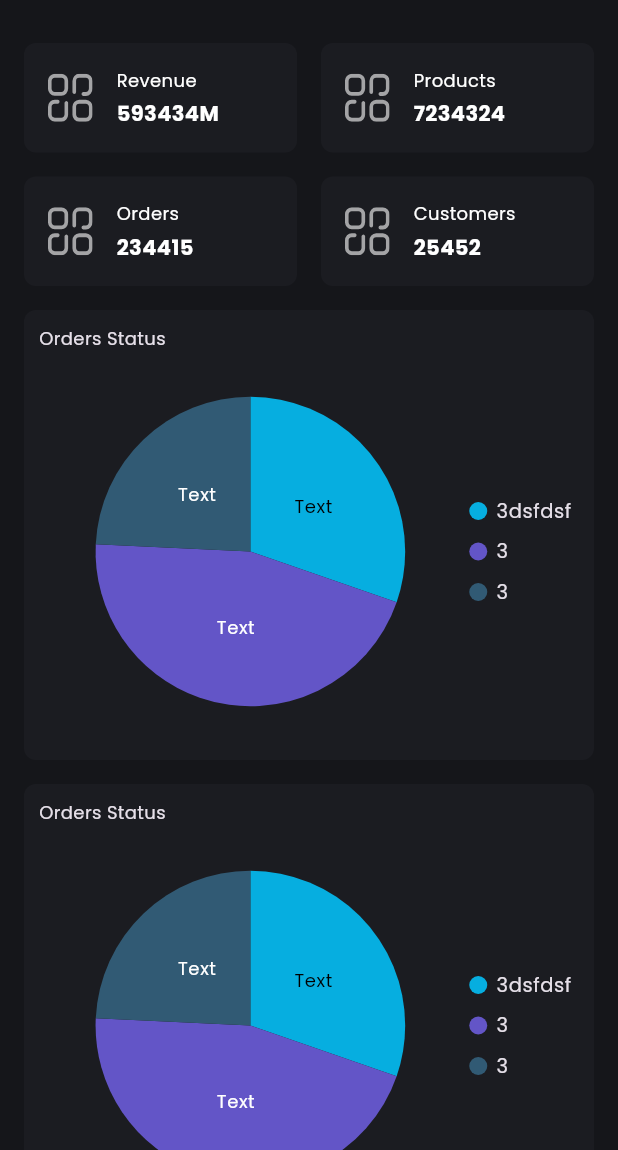
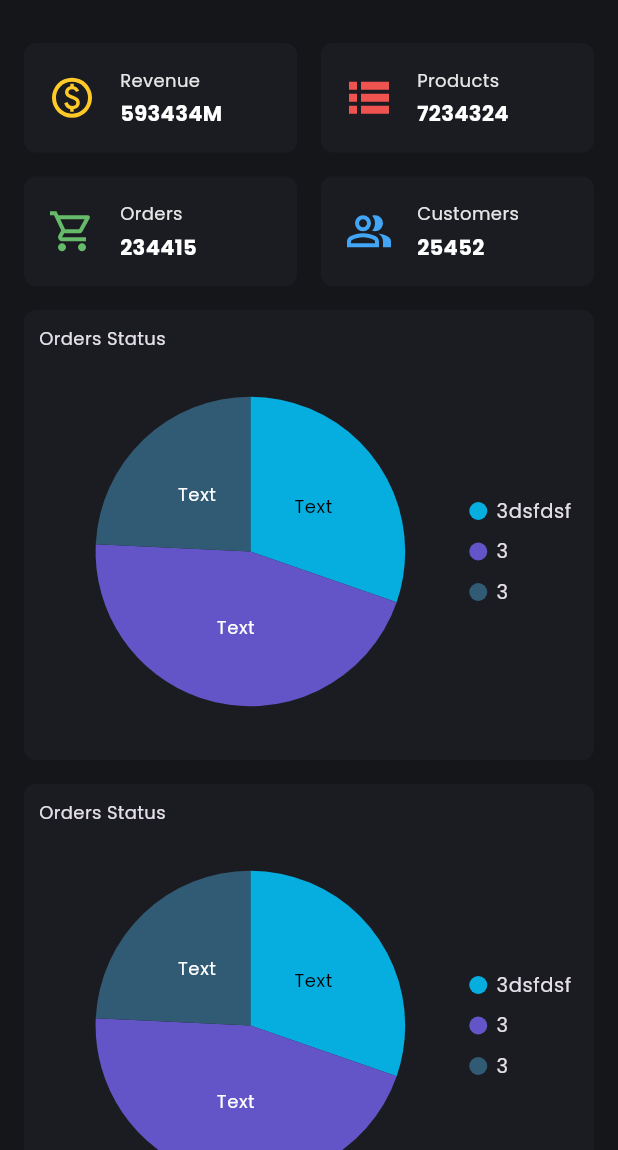
Before and after one commit to ntandat20130221/ecommerce-admin-app, a Flutter app: the MainScreen screen opened directly with empty values, after a tap on the "menu" icon, after a tap on "Dashboard", on a phone screen of 412 x 824 dp, the part 86-1236 px from its top. Run offline on Flutter 3.47's test engine with Material 3 defaults, Android fonts, the phone set to English and light mode, and no system bars; our stand-ins replace dropdown_button2, flutter_svg, google_fonts, image_picker, shared_preferences, syncfusion_flutter_charts; accounts and stored records are empty.

```diff
--- a/lib/presentation/dashboard/dashboard_screen.dart
+++ b/lib/presentation/dashboard/dashboard_screen.dart
@@ -13,10 +13,10 @@ class DashboardScreen extends StatefulWidget {
 
 class _DashboardScreenState extends State<DashboardScreen> {
   final statistics = [
-    Statistic(title: 'Revenue', value: '593434M', icon: 'assets/icons/ic_dashboard.svg'),
-    Statistic(title: 'Products', value: '7234324', icon: 'assets/icons/ic_dashboard.svg'),
-    Statistic(title: 'Orders', value: '234415', icon: 'assets/icons/ic_dashboard.svg'),
-    Statistic(title: 'Customers', value: '25452', icon: 'assets/icons/ic_dashboard.svg'),
+    Statistic(title: 'Revenue', value: '593434M', icon: 'assets/icons/ic_dollar.svg'),
+    Statistic(title: 'Products', value: '7234324', icon: 'assets/icons/ic_products.svg'),
+    Statistic(title: 'Orders', value: '234415', icon: 'assets/icons/ic_orders.svg'),
+    Statistic(title: 'Customers', value: '25452', icon: 'assets/icons/ic_users.svg'),
   ];
   final isLoading = false;
 
--- a/lib/presentation/dashboard/stats.dart
+++ b/lib/presentation/dashboard/stats.dart
@@ -22,7 +22,9 @@ class _StatsState extends State<Stats> {
       itemCount: 4,
       mainAxisSpacing: defaultPadding,
       crossAxisSpacing: defaultPadding,
-      itemBuilder: (context, index) => Container(
+      itemBuilder: (context, index) {
+        final model = widget.models[index];
+        return Container(
           decoration: BoxDecoration(
             color: colorSecondary,
             borderRadius: BorderRadius.circular(defaultPadding / 2),
@@ -32,24 +34,34 @@ class _StatsState extends State<Stats> {
             child: Row(
               children: [
                 SvgPicture.asset(
-                widget.models[index].icon!,
+                  model.icon!,
                   height: 32,
-                colorFilter: const ColorFilter.mode(Colors.white, BlendMode.srcIn),
+                  width: 32,
+                  colorFilter: ColorFilter.mode(
+                      model.title == 'Revenue'
+                          ? Colors.amber.shade400
+                          : model.title == 'Products'
+                              ? Colors.red.shade400
+                              : model.title == 'Orders'
+                                  ? Colors.green.shade400
+                                  : Colors.blue.shade400,
+                      BlendMode.srcIn),
                 ),
                 const SizedBox(width: defaultPadding),
                 Column(
                   mainAxisAlignment: MainAxisAlignment.center,
                   crossAxisAlignment: CrossAxisAlignment.start,
                   children: [
-                  Text(widget.models[index].title!, style: const TextStyle(fontSize: 12)),
+                    Text(model.title!, style: const TextStyle(fontSize: 12, color: Color.fromARGB(255, 231, 231, 231))),
                     const SizedBox(height: 4),
-                  Text(widget.models[index].value!, style: const TextStyle(fontWeight: FontWeight.bold)),
+                    Text(model.value!, style: const TextStyle(fontWeight: FontWeight.bold)),
                   ],
                 )
               ],
             ),
           ),
-      ),
+        );
+      },
     );
   }
 }
--- a/lib/presentation/main/main_screen.dart
+++ b/lib/presentation/main/main_screen.dart
@@ -21,9 +21,9 @@ class _MainScreenState extends State<MainScreen> {
 
   final menus = <Menu>[
     Menu('Dashboard', 'assets/icons/ic_dashboard.svg', isSelected: true),
-    Menu('Products', 'assets/icons/ic_product.svg'),
-    Menu('Orders', 'assets/icons/ic_order.svg'),
-    Menu('Sign out', 'assets/icons/ic_log_out.svg'),
+    Menu('Products', 'assets/icons/ic_products.svg'),
+    Menu('Orders', 'assets/icons/ic_orders.svg'),
+    Menu('Sign out', 'assets/icons/ic_sign_out.svg'),
   ];
 
   Widget? currentFragment = const DashboardScreen();
--- a/lib/presentation/main/side_menu.dart
+++ b/lib/presentation/main/side_menu.dart
@@ -18,7 +18,10 @@ class SideMenu extends StatelessWidget {
           color: Colors.transparent,
           child: ListView(
             children: [
-              DrawerHeader(child: Image.asset('assets/images/logo.png')),
+              DrawerHeader(
+                decoration: const BoxDecoration(border: Border(bottom: BorderSide(width: 0))),
+                child: Image.asset('assets/images/logo.png'),
+              ),
               DrawerListTiles(menus, onMenuTap: onMenuTap),
             ],
           ),
@@ -39,13 +42,22 @@ class DrawerListTiles extends StatelessWidget {
     return Column(
       children: [
         for (final menu in menus)
-          InkWell(
+          Padding(
+            padding: const EdgeInsets.symmetric(vertical: 3.0, horizontal: 10),
             child: Container(
-              color: menu.isSelected ? colorSecondary : null,
+              decoration: BoxDecoration(
+                borderRadius: BorderRadius.circular(6.0),
+                color: menu.isSelected ? colorSecondary : null,
+              ),
               child: ListTile(
+                shape: RoundedRectangleBorder(borderRadius: BorderRadius.circular(6.0)),
                 onTap: () => onMenuTap(menu),
-                leading: SvgPicture.asset(menu.icon!, colorFilter: const ColorFilter.mode(Colors.white, BlendMode.srcIn), height: 20),
-                title: Text(menu.title!, style: const TextStyle(color: Color.fromARGB(255, 218, 218, 218))),
+                leading: SvgPicture.asset(
+                  menu.icon!,
+                  colorFilter: ColorFilter.mode(menu.isSelected ? colorPrimary : const Color.fromARGB(255, 221, 221, 221), BlendMode.srcIn),
+                  height: 20,
+                ),
+                title: Text(menu.title!, style: TextStyle(color: menu.isSelected ? colorPrimary : const Color.fromARGB(255, 221, 221, 221))),
               ),
             ),
           )
--- a/lib/shared/constants.dart
+++ b/lib/shared/constants.dart
@@ -3,7 +3,8 @@ import 'package:flutter/material.dart';
 const colorPrimary = Color(0xFF2697FF);
 const colorSecondary = Color(0xFF1B1C21);
 const colorBackground = Color(0xFF15161A);
-const textBorderColor = Color(0xFF27282e);
+const textBorderColor = Color(0xFF27282E);
+const colorDialog = Color(0xFF1D1B20);
 
 const defaultPadding = 16.0;
 const toolbarHeight = 70.0;
--- a/pubspec.yaml
+++ b/pubspec.yaml
@@ -46,7 +46,7 @@ dependencies:
   http: ^1.1.2
   intl: ^0.18.1
   http_parser: ^4.0.2
-  dropdown_button2: 2.3.9
+  dropdown_button2: ^2.3.9
 
 dev_dependencies:
   flutter_test:
```
Also changed, not shown: lib/presentation/products/product_create.dart (+16 -4 lines), lib/presentation/products/products_screen.dart (+72 -6 lines), assets/icons/ic_dashboard.svg, assets/icons/ic_dollar.svg (added), assets/icons/ic_log_out.svg (deleted), assets/icons/ic_order.svg (deleted), assets/icons/ic_orders.svg (added), assets/icons/ic_product.svg (deleted), assets/icons/ic_products.svg (added), assets/icons/ic_sign_out.svg (added), assets/icons/ic_users.svg (added), pubspec.lock. Lines whose indentation alone changed are shown as unchanged.
